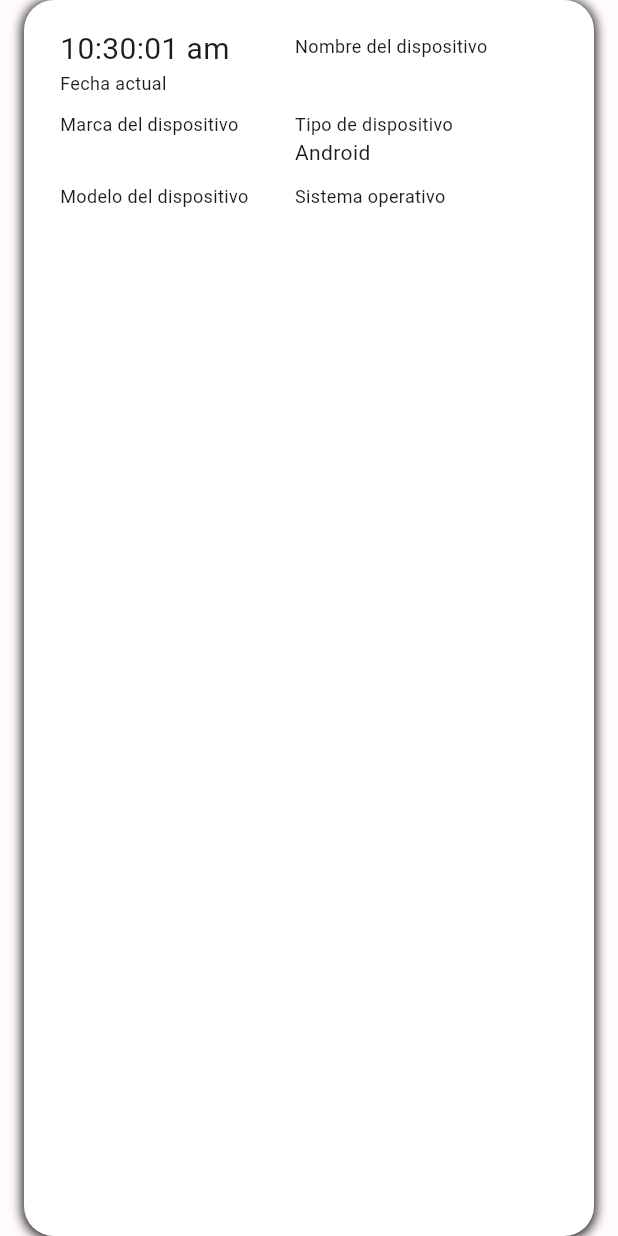
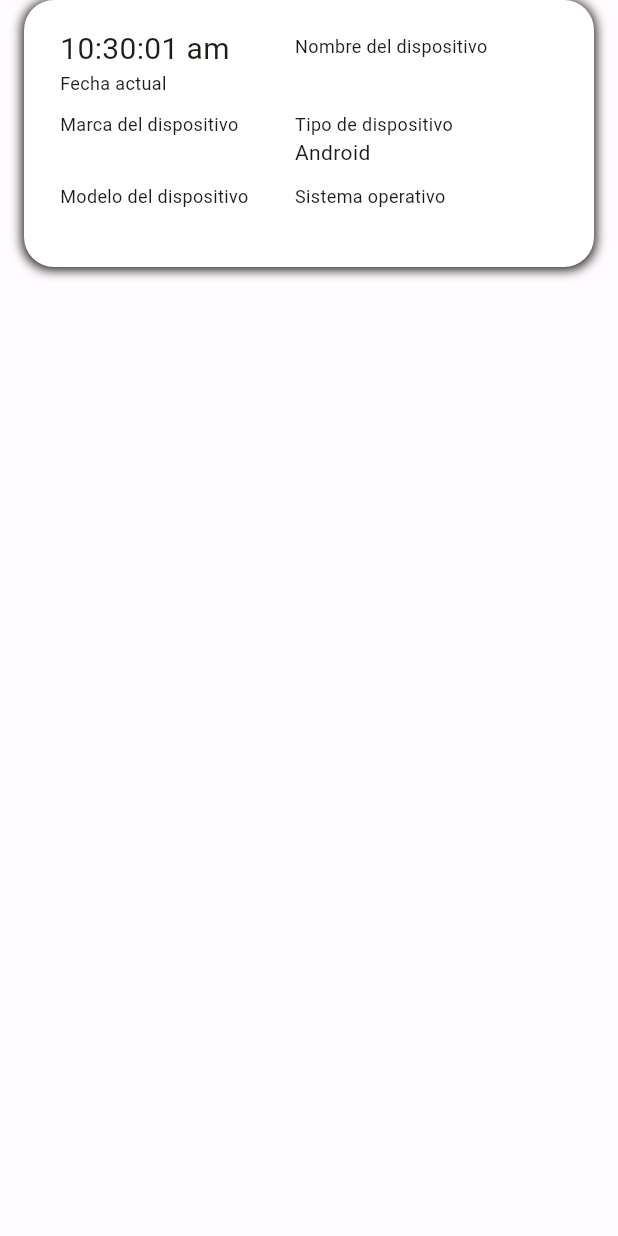
Before and after one commit to LuanSouzaProg/Evertec_Challenge, a Flutter app: the InfoDeviceComponent widget shown alone on an empty page, opened directly, on a phone screen of 412 x 824 dp. Run offline on Flutter 3.47's test engine with Material 3 defaults, Android fonts, the phone set to English and light mode, and no system bars; our stand-ins replace adaptive_theme, device_info_plus, dio, equatable, flutter_bloc, flutter_modular and 1 more.

Commit message:
Feature-Home

```diff
--- a/lib/app/module/home/components/info_device_component.dart
+++ b/lib/app/module/home/components/info_device_component.dart
@@ -1,6 +1,7 @@
 import 'package:device_info_plus/device_info_plus.dart';
 import 'package:flutter/material.dart';
 
+import '../../../shared/components/error_component.dart';
 import 'card_device_info_component.dart';
 
 class InfoDeviceComponent extends StatelessWidget {
@@ -13,14 +14,21 @@ class InfoDeviceComponent extends StatelessWidget {
     return FutureBuilder(
       future: device.androidInfo,
       builder: (context, snapshot) {
-        if (snapshot.hasError) {}
+        if (snapshot.hasError) {
+          return const ErrorComponent();
+        }
 
         if (snapshot.hasData) {
           AndroidDeviceInfo info = snapshot.data!;
 
           return Padding(
             padding: const EdgeInsets.symmetric(horizontal: 16),
-            child: CardDeviceInfoComponent(info: info),
+            child: Column(
+              mainAxisSize: MainAxisSize.min,
+              children: [
+                CardDeviceInfoComponent(info: info),
+              ],
+            ),
           );
         }
 
--- a/lib/app/module/home/pages/home_page.dart
+++ b/lib/app/module/home/pages/home_page.dart
@@ -30,7 +30,7 @@ class _HomePageState extends State<HomePage> {
           ),
           Positioned.fill(
             top: MediaQuery.sizeOf(context).height / 3.5,
-            child: const Align(
+            child: Align(
               alignment: Alignment.topCenter,
               child: InfoDeviceComponent(),
             ),
```
Also changed, not shown: lib/app/module/home/components/info_current_covid_component.dart (+4 -6 lines).
